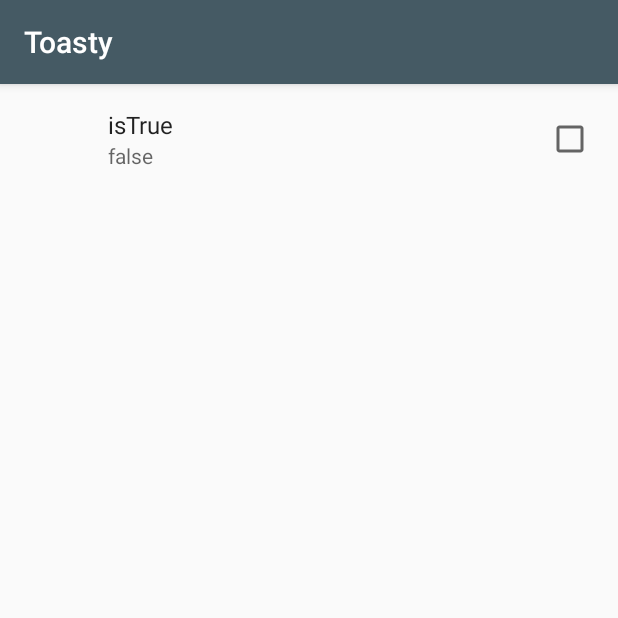
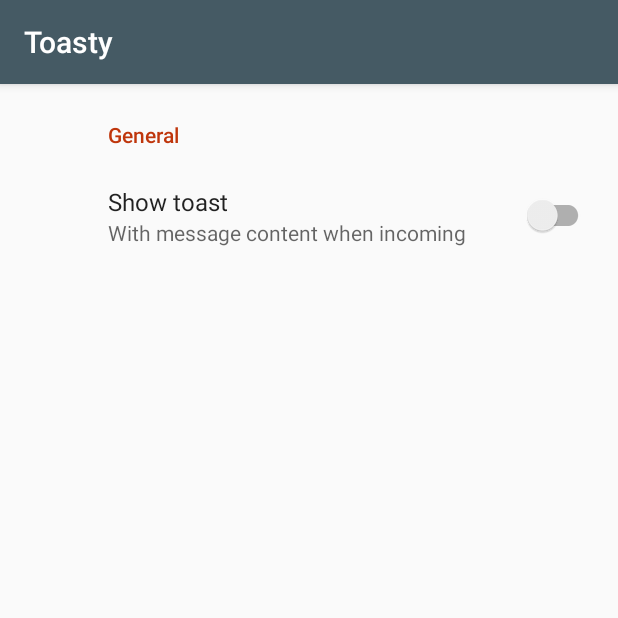
Before and after one commit to wojciechkryg/Toasty, an Android app: the screen it shows after launch (SettingsActivity), on a phone screen of 412 x 824 dp, the top half of it. Run offline under Robolectric (Android 15) with nearby library versions, the phone set to English and light mode, and no system bars; our stand-ins replace androidx.preference.

Commit message:
Changed to Material Design

```diff
--- a/app/build.gradle
+++ b/app/build.gradle
@@ -29,6 +29,7 @@ dependencies {
     compile "com.android.support:appcompat-v7:$android_support_version"
     compile "com.android.support.constraint:constraint-layout:$constraint_layout_version"
     compile "com.android.support:preference-v7:$android_support_version"
+    compile "com.android.support:preference-v14:$android_support_version"
 
     // kotlin
     compile "org.jetbrains.kotlin:kotlin-stdlib-jdk7:$kotlin_version"
--- a/app/src/main/res/values/bools.xml
+++ b/app/src/main/res/values/bools.xml
@@ -1,4 +1,4 @@
 <?xml version="1.0" encoding="utf-8"?>
 <resources>
-    <bool name="settings_is_true_default">false</bool>
+    <bool name="settings_show_toast_default">false</bool>
 </resources>
--- a/app/src/main/res/values/strings.xml
+++ b/app/src/main/res/values/strings.xml
@@ -1,8 +1,9 @@
 <resources>
     <string name="app_name">Toasty</string>
 
-    <string name="settings_is_true_title">isTrue</string>
-    <string name="settings_is_true_key" translatable="false">is_true</string>
-    <string name="settings_is_true_true">true</string>
-    <string name="settings_is_true_false">false</string>
+    <string name="settings_category_general">General</string>
+
+    <string name="settings_show_toast_key" translatable="false">enable</string>
+    <string name="settings_show_toast_title">Show toast</string>
+    <string name="settings_show_toast_summary">With message content when incoming</string>
 </resources>
--- a/app/src/main/res/values/styles.xml
+++ b/app/src/main/res/values/styles.xml
@@ -6,6 +6,6 @@
         <item name="colorAccent">@color/colorAccent</item>
         <item name="android:statusBarColor">@color/colorPrimary</item>
         <item name="android:navigationBarColor">@color/colorPrimary</item>
-        <item name="preferenceTheme">@style/PreferenceThemeOverlay</item>
+        <item name="preferenceTheme">@style/PreferenceThemeOverlay.v14.Material</item>
     </style>
 </resources>
--- a/app/src/main/res/xml/preferences.xml
+++ b/app/src/main/res/xml/preferences.xml
@@ -1,10 +1,12 @@
 <?xml version="1.0" encoding="utf-8"?>
-<PreferenceScreen xmlns:android="http://schemas.android.com/apk/res/android">
+<android.support.v7.preference.PreferenceScreen xmlns:android="http://schemas.android.com/apk/res/android">
 
-    <CheckBoxPreference
-        android:defaultValue="@bool/settings_is_true_default"
-        android:key="@string/settings_is_true_key"
-        android:summaryOff="@string/settings_is_true_false"
-        android:summaryOn="@string/settings_is_true_true"
-        android:title="@string/settings_is_true_title" />
-</PreferenceScreen>
+    <android.support.v7.preference.PreferenceCategory android:title="@string/settings_category_general">
+
+        <android.support.v7.preference.SwitchPreferenceCompat
+            android:defaultValue="@bool/settings_show_toast_default"
+            android:key="@string/settings_show_toast_key"
+            android:summary="@string/settings_show_toast_summary"
+            android:title="@string/settings_show_toast_title" />
+    </android.support.v7.preference.PreferenceCategory>
+</android.support.v7.preference.PreferenceScreen>
```
